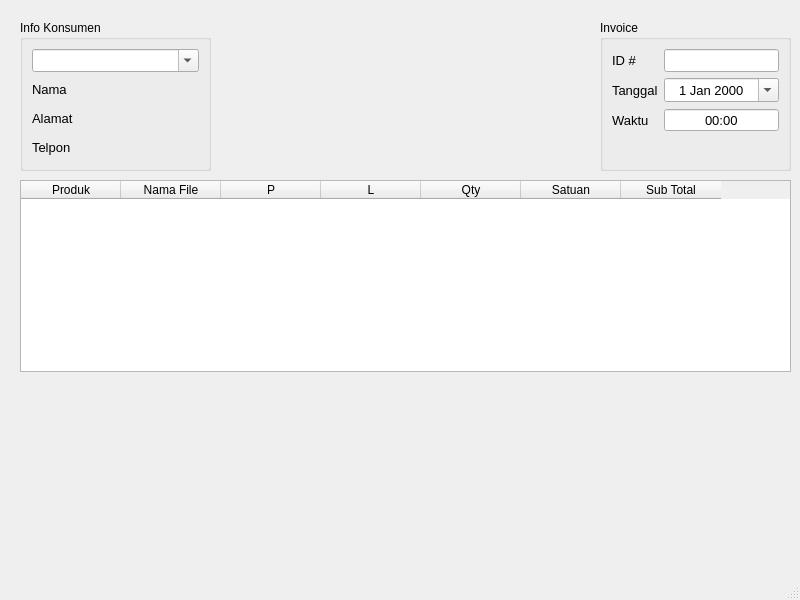
Old version of the form src/ui/files/adminwindow.ui in the repository AyahnaSyahid/LazyMins.
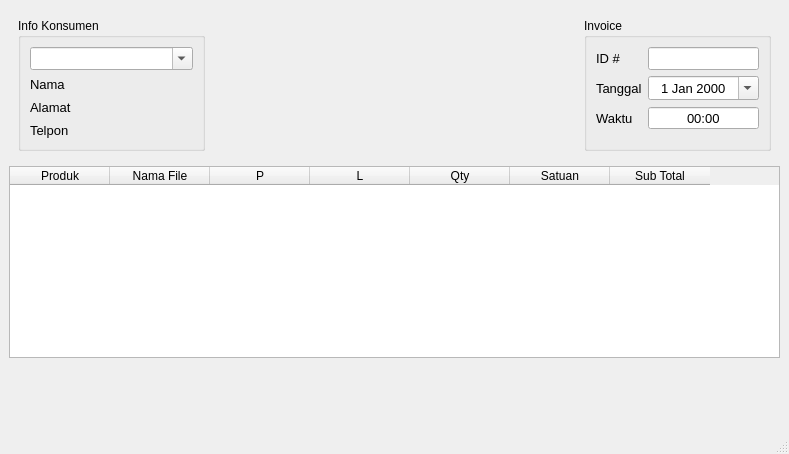
New version of the form.

The edit to the form file:
```diff
--- a/src/ui/files/adminwindow.ui
+++ b/src/ui/files/adminwindow.ui
@@ -6,8 +6,8 @@
    <rect>
     <x>0</x>
     <y>0</y>
-    <width>800</width>
-    <height>600</height>
+    <width>789</width>
+    <height>454</height>
    </rect>
   </property>
   <property name="windowTitle">
@@ -17,59 +17,20 @@
    <locale language="Indonesian" country="Indonesia"/>
   </property>
   <widget class="QWidget" name="centralwidget">
-   <widget class="QTableWidget" name="tableWidget">
-    <property name="geometry">
-     <rect>
-      <x>20</x>
-      <y>180</y>
-      <width>771</width>
-      <height>192</height>
-     </rect>
-    </property>
-    <column>
-     <property name="text">
-      <string>Produk</string>
-     </property>
-    </column>
-    <column>
-     <property name="text">
-      <string>Nama File</string>
-     </property>
-    </column>
-    <column>
-     <property name="text">
-      <string>P</string>
-     </property>
-    </column>
-    <column>
-     <property name="text">
-      <string>L</string>
-     </property>
-    </column>
-    <column>
-     <property name="text">
-      <string>Qty</string>
-     </property>
-    </column>
-    <column>
-     <property name="text">
-      <string>Satuan</string>
-     </property>
-    </column>
-    <column>
-     <property name="text">
-      <string>Sub Total</string>
-     </property>
-    </column>
-   </widget>
+   <layout class="QVBoxLayout" name="verticalLayout_2">
+    <item>
    <widget class="QWidget" name="widget" native="true">
-    <property name="geometry">
-     <rect>
-      <x>20</x>
-      <y>20</y>
+      <property name="minimumSize">
+       <size>
       <width>771</width>
       <height>151</height>
-     </rect>
+       </size>
+      </property>
+      <property name="maximumSize">
+       <size>
+        <width>771</width>
+        <height>16777215</height>
+       </size>
     </property>
     <layout class="QHBoxLayout" name="horizontalLayout" stretch="1,2,1">
      <item>
@@ -240,6 +201,60 @@
      </item>
     </layout>
    </widget>
+    </item>
+    <item>
+     <widget class="QTableWidget" name="tableWidget">
+      <column>
+       <property name="text">
+        <string>Produk</string>
+       </property>
+      </column>
+      <column>
+       <property name="text">
+        <string>Nama File</string>
+       </property>
+      </column>
+      <column>
+       <property name="text">
+        <string>P</string>
+       </property>
+      </column>
+      <column>
+       <property name="text">
+        <string>L</string>
+       </property>
+      </column>
+      <column>
+       <property name="text">
+        <string>Qty</string>
+       </property>
+      </column>
+      <column>
+       <property name="text">
+        <string>Satuan</string>
+       </property>
+      </column>
+      <column>
+       <property name="text">
+        <string>Sub Total</string>
+       </property>
+      </column>
+     </widget>
+    </item>
+    <item>
+     <spacer name="verticalSpacer">
+      <property name="orientation">
+       <enum>Qt::Vertical</enum>
+      </property>
+      <property name="sizeHint" stdset="0">
+       <size>
+        <width>20</width>
+        <height>40</height>
+       </size>
+      </property>
+     </spacer>
+    </item>
+   </layout>
   </widget>
   <widget class="QMenuBar" name="menubar">
    <property name="geometry">
```
Left out of the diff: 2 changed lines with no effect on the pictures. Lines whose indentation alone changed are shown as unchanged.
